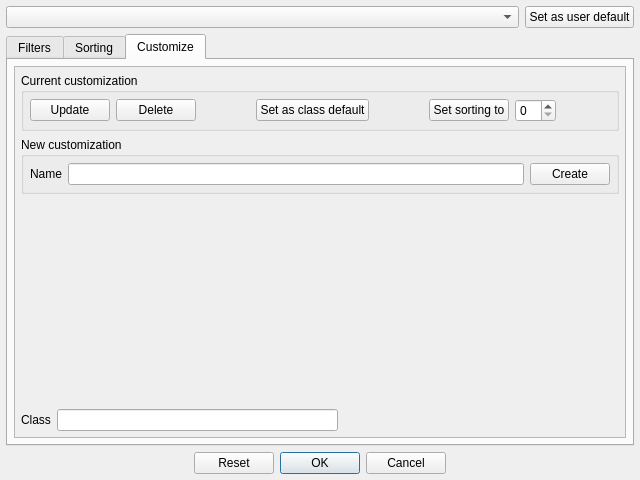
This is App/Ui/SortFilterDialog.ui in paolodestefani/pySagra as Qt 5 draws it before an edit. The edited form follows.
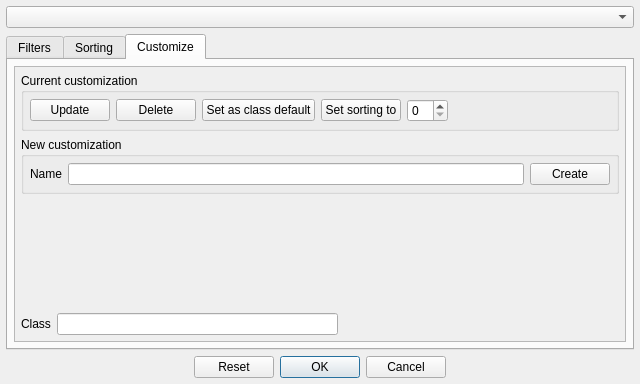
This is the edited form. The open tabs and pages were chosen to show the change.

Patch:
```diff
--- a/App/Ui/SortFilterDialog.ui
+++ b/App/Ui/SortFilterDialog.ui
@@ -7,7 +7,7 @@
     <x>0</x>
     <y>0</y>
     <width>640</width>
-    <height>480</height>
+    <height>384</height>
    </rect>
   </property>
   <property name="windowTitle">
@@ -27,17 +27,10 @@
     <number>6</number>
    </property>
    <item>
-    <layout class="QHBoxLayout" name="horizontalLayout_3" stretch="1,0">
+    <layout class="QHBoxLayout" name="horizontalLayout_3" stretch="1">
      <item>
       <widget class="QComboBox" name="comboBoxSetting"/>
      </item>
-     <item>
-      <widget class="QPushButton" name="pushButtonUserDefault">
-       <property name="text">
-        <string>Set as user default</string>
-       </property>
-      </widget>
-     </item>
     </layout>
    </item>
    <item>
@@ -159,6 +152,20 @@
            </property>
           </spacer>
          </item>
+         <item>
+          <widget class="QLabel" name="label_3">
+           <property name="text">
+            <string>Current customization</string>
+           </property>
+          </widget>
+         </item>
+         <item>
+          <widget class="QPushButton" name="pushButtonUserDefault">
+           <property name="text">
+            <string>Set as default</string>
+           </property>
+          </widget>
+         </item>
         </layout>
        </item>
       </layout>
@@ -263,7 +270,7 @@
             <x>0</x>
             <y>0</y>
             <width>608</width>
-            <height>339</height>
+            <height>249</height>
            </rect>
           </property>
           <layout class="QVBoxLayout" name="verticalLayout_6">
@@ -325,19 +332,6 @@
                   </property>
                  </widget>
                 </item>
-                <item>
-                 <spacer name="horizontalSpacer_3">
-                  <property name="orientation">
-                   <enum>Qt::Orientation::Horizontal</enum>
-                  </property>
-                  <property name="sizeHint" stdset="0">
-                   <size>
-                    <width>40</width>
-                    <height>20</height>
-                   </size>
-                  </property>
-                 </spacer>
-                </item>
                 <item>
                  <widget class="QPushButton" name="pushButtonClassDefault">
                   <property name="text">
@@ -345,19 +339,6 @@
                   </property>
                  </widget>
                 </item>
-                <item>
-                 <spacer name="horizontalSpacer_5">
-                  <property name="orientation">
-                   <enum>Qt::Orientation::Horizontal</enum>
-                  </property>
-                  <property name="sizeHint" stdset="0">
-                   <size>
-                    <width>40</width>
-                    <height>20</height>
-                   </size>
-                  </property>
-                 </spacer>
-                </item>
                 <item>
                  <widget class="QPushButton" name="pushButtonSetSorting">
                   <property name="text">
```
Left out of the diff: 7 changed lines with no effect on the pictures.
